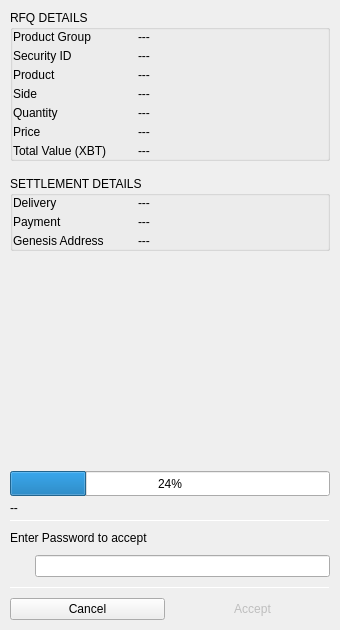
Old version of the form BlockSettleUILib/CCSettlementTransactionWidget.ui in the repository BlockSettle/terminal.
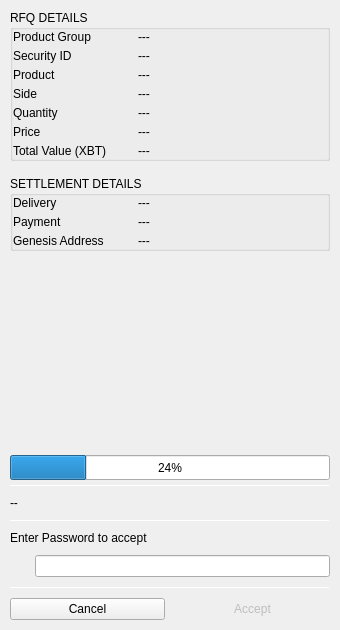
New version of the form. Icons and pictures are not drawn.

Commit message: Unified password field with labels.

Patch:
```diff
--- a/BlockSettleUILib/CCSettlementTransactionWidget.ui
+++ b/BlockSettleUILib/CCSettlementTransactionWidget.ui
@@ -25,7 +25,7 @@
   <property name="windowTitle">
    <string>Form</string>
   </property>
-  <layout class="QVBoxLayout" name="verticalLayout_2">
+  <layout class="QVBoxLayout" name="verticalLayout_6">
    <property name="spacing">
     <number>0</number>
    </property>
@@ -825,30 +825,6 @@
        </spacer>
       </item>
       <item>
-       <widget class="QWidget" name="verticalWidget_2" native="true">
-        <property name="minimumSize">
-         <size>
-          <width>0</width>
-          <height>30</height>
-         </size>
-        </property>
-        <layout class="QVBoxLayout" name="verticalLayout_3">
-         <property name="spacing">
-          <number>5</number>
-         </property>
-         <property name="leftMargin">
-          <number>0</number>
-         </property>
-         <property name="topMargin">
-          <number>0</number>
-         </property>
-         <property name="rightMargin">
-          <number>0</number>
-         </property>
-         <property name="bottomMargin">
-          <number>0</number>
-         </property>
-         <item>
           <widget class="QProgressBar" name="progressBar">
            <property name="minimumSize">
             <size>
@@ -867,19 +843,6 @@
            </property>
           </widget>
          </item>
-         <item>
-          <widget class="QLabel" name="labelHint">
-           <property name="text">
-            <string>--</string>
-           </property>
-           <property name="wordWrap">
-            <bool>true</bool>
-           </property>
-          </widget>
-         </item>
-        </layout>
-       </widget>
-      </item>
      </layout>
     </widget>
    </item>
@@ -891,7 +854,10 @@
        <height>0</height>
       </size>
      </property>
-     <layout class="QVBoxLayout" name="verticalLayout_6">
+     <property name="darkOverlay" stdset="0">
+      <bool>true</bool>
+     </property>
+     <layout class="QVBoxLayout" name="verticalLayout_2">
       <property name="spacing">
        <number>10</number>
       </property>
@@ -926,6 +892,35 @@
         </property>
        </widget>
       </item>
+      <item>
+       <widget class="QLabel" name="labelHint">
+        <property name="text">
+         <string>--</string>
+        </property>
+        <property name="wordWrap">
+         <bool>true</bool>
+        </property>
+       </widget>
+      </item>
+      <item>
+       <widget class="Line" name="line_3">
+        <property name="minimumSize">
+         <size>
+          <width>0</width>
+          <height>1</height>
+         </size>
+        </property>
+        <property name="maximumSize">
+         <size>
+          <width>16777215</width>
+          <height>1</height>
+         </size>
+        </property>
+        <property name="orientation">
+         <enum>Qt::Horizontal</enum>
+        </property>
+       </widget>
+      </item>
       <item>
        <widget class="QLabel" name="labelPasswordHint">
         <property name="text">
```
Lines whose indentation alone changed are shown as unchanged. The commit also changes 3 other files.
